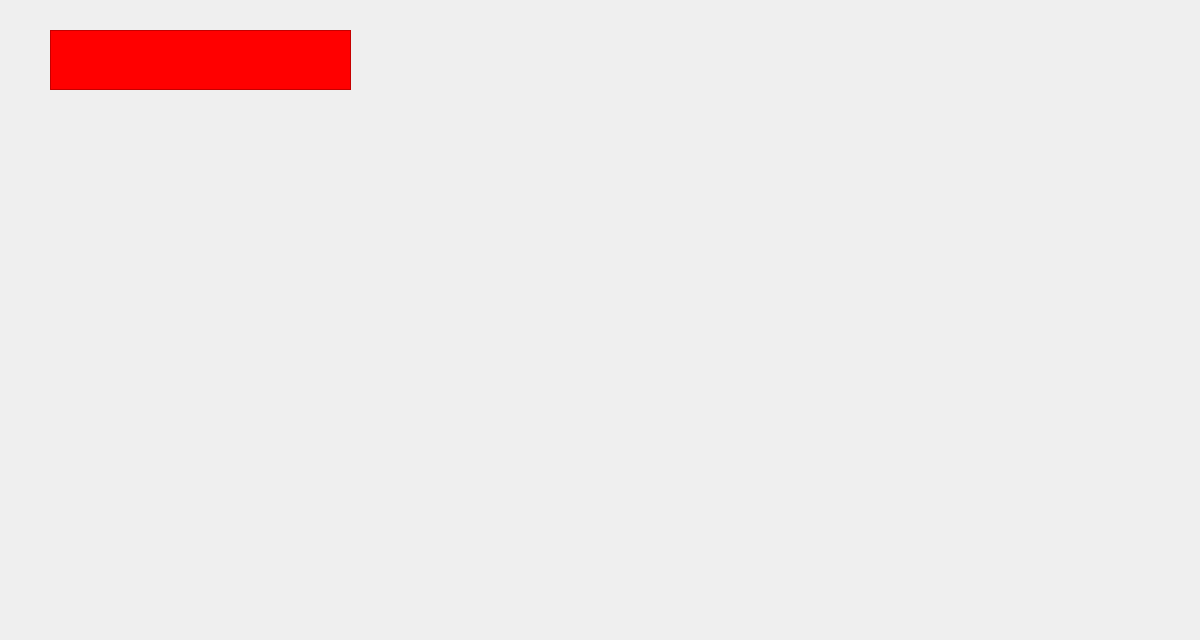
Before: the Qt Designer form EuropeanVacation/tDestinations.ui in brivero0/TeamMagmar, drawn with Qt 5.
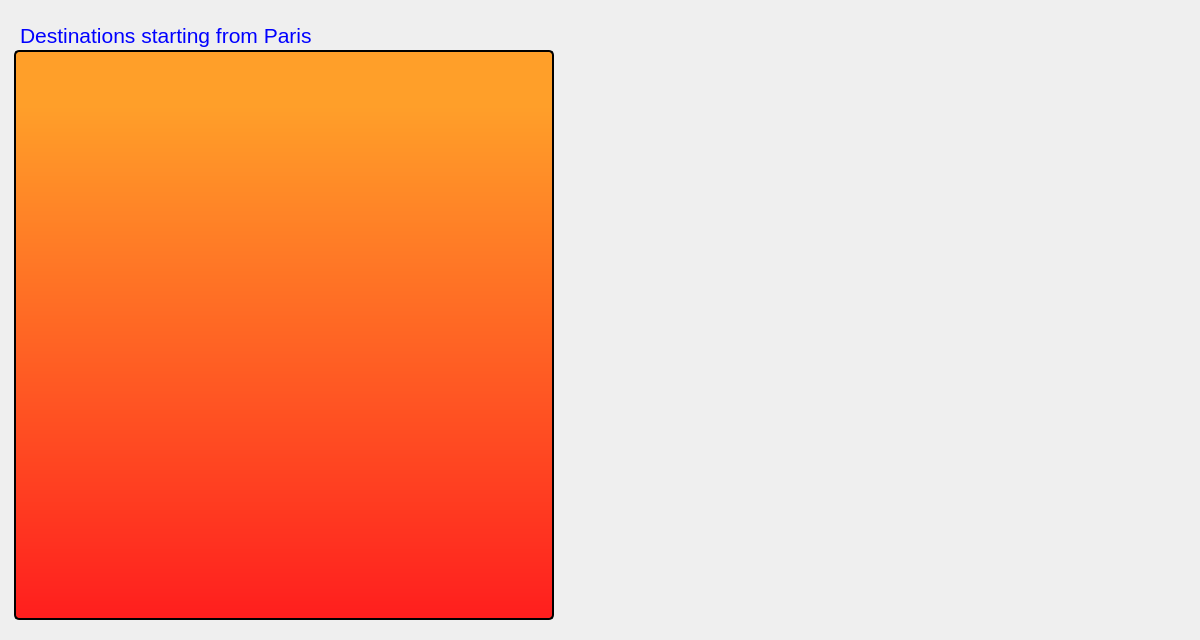
After: the same form once the commit is applied. Icons and pictures are not drawn.

```diff
--- a/EuropeanVacation/tDestinations.ui
+++ b/EuropeanVacation/tDestinations.ui
@@ -34,7 +34,7 @@
   <widget class="QLabel" name="label">
    <property name="geometry">
     <rect>
-     <x>10</x>
+     <x>20</x>
      <y>10</y>
      <width>731</width>
      <height>50</height>
@@ -49,7 +49,7 @@
     <string notr="true">color: blue;</string>
    </property>
    <property name="text">
-    <string/>
+    <string>Destinations starting from Paris </string>
    </property>
   </widget>
   <widget class="QLabel" name="frenchMagmarLabel">
@@ -71,10 +71,10 @@
   <widget class="QTableView" name="tDestinationOptionsTV">
    <property name="geometry">
     <rect>
-     <x>50</x>
-     <y>30</y>
-     <width>301</width>
-     <height>60</height>
+     <x>14</x>
+     <y>50</y>
+     <width>540</width>
+     <height>570</height>
     </rect>
    </property>
    <property name="sizePolicy">
@@ -85,22 +85,42 @@
    </property>
    <property name="minimumSize">
     <size>
-     <width>60</width>
+     <width>40</width>
      <height>60</height>
     </size>
    </property>
+   <property name="maximumSize">
+    <size>
+     <width>540</width>
+     <height>570</height>
+    </size>
+   </property>
    <property name="styleSheet">
     <string notr="true">QHeaderView::section{
-background-color:qlineargradient(spread:pad, x1:1, y1:1, x2:1, y2:0.028, stop:0 rgba(255, 170, 0, 255), stop:1 rgba(255, 62, 14, 255));
+background-color:rgb(255, 159, 41);
 border-style: solid;
 border-color: black;
 border-width: 2px;
-border-radius: 5px;}
+border-radius: 5px;
+color: blue}
 
 QTableView{
-background: red;
-broder: 2px outset black;
-}</string>
+background-color:qlineargradient(spread:pad, x1:0, y1:0, x2:0, y2:1, stop:0.0965909 rgba(255, 159, 41, 255), stop:1 rgba(255, 30, 30, 255));
+color: black;
+border-style: solid;
+border-color: black;
+border-width: 2px;
+border-radius: 5px;
+text-align: center;
+}
+
+</string>
+   </property>
+   <property name="frameShape">
+    <enum>QFrame::NoFrame</enum>
+   </property>
+   <property name="frameShadow">
+    <enum>QFrame::Plain</enum>
    </property>
    <property name="dragEnabled">
     <bool>true</bool>
```
